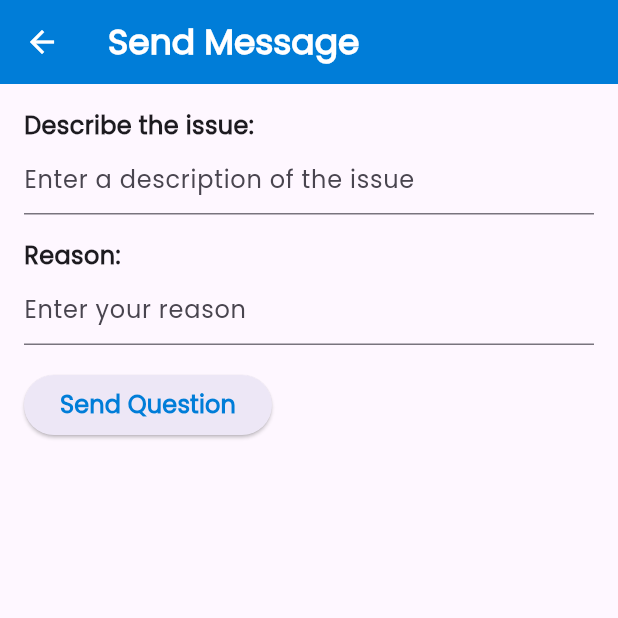
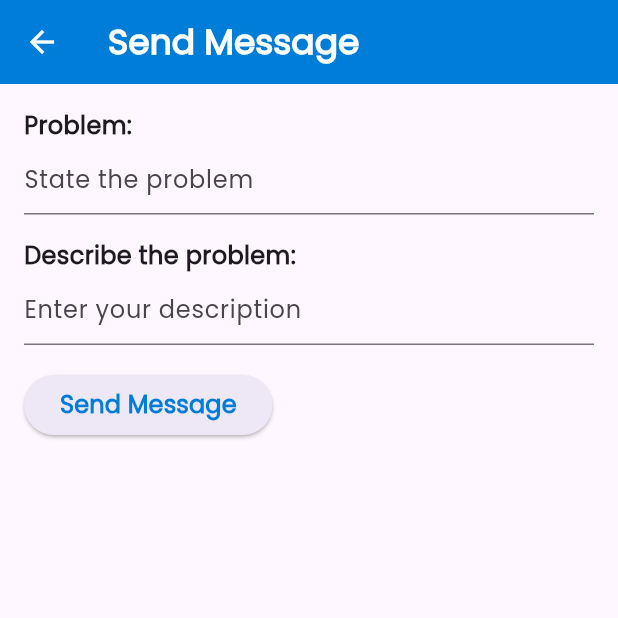
Before and after one commit to rubanga-kene/student-support-app, a Flutter app: the SendWorkRequestPage screen opened directly with empty values, on a phone screen of 412 x 824 dp, the top half of it. Run offline on Flutter 3.47's test engine with Material 3 defaults, Android fonts, the phone set to English and light mode, and no system bars; our stand-ins replace cloud_firestore, firebase_auth, firebase_core, firebase_storage, flutter_form_builder, flutter_local_notifications and 4 more; accounts and stored records are empty; network calls fail.

Commit message:
After presentation

```diff
--- a/lib/pages/professionals_list.dart
+++ b/lib/pages/professionals_list.dart
@@ -12,7 +12,7 @@
   Widget build(BuildContext context) {
     return Scaffold(
       appBar: AppBar(
-        title: Text('${selectedProfession}s',
+        title: Text('${selectedProfession}',
             style: Theme.of(context).textTheme.headlineMedium?.copyWith(
                   color: Colors.white,
                   fontWeight: FontWeight.w600,
--- a/lib/pages/send_work_request_page.dart
+++ b/lib/pages/send_work_request_page.dart
@@ -61,7 +61,7 @@
           child: Column(
             crossAxisAlignment: CrossAxisAlignment.start,
             children: [
-              const Text('Describe the issue:',
+              const Text('Problem:',
                   style: TextStyle(
                     fontSize: 16,
                     fontFamily: 'Poppins',
@@ -72,7 +72,7 @@
                 maxLines: null,
                 keyboardType: TextInputType.multiline,
                 decoration: const InputDecoration(
-                  hintText: 'Enter a description of the issue',
+                  hintText: 'State the problem',
                 ),
                 textInputAction: TextInputAction.newline,
                 style: const TextStyle(
@@ -83,7 +83,7 @@
 
               ),
               const SizedBox(height: 16),
-              const Text('Reason:',
+              const Text('Describe the problem:',
                   style: TextStyle(
                     fontSize: 16,
                     fontFamily: 'Poppins',
@@ -93,7 +93,7 @@
                 keyboardType: TextInputType.text,
                 decoration: const InputDecoration(
                   // prefixText: '',
-                  hintText: 'Enter your reason',
+                  hintText: 'Enter your description',
                 ),
                 style: const TextStyle(
                   fontSize: 16,
@@ -117,7 +117,7 @@
                   ),
 
                 ),
-                child: const Text('Send Question',
+                child: const Text('Send Message',
                     style: TextStyle(
                       fontSize: 16,
                       fontFamily: 'Poppins',
@@ -177,7 +177,7 @@
   final ChatService chatService = ChatService();
   await chatService.sendmessage(
     widget.professionalData['uid'],
-    'Description - $description, Reason $budget',
+    'The Problem:  $description,\n Problem description: $budget',
   );
 }
 
--- a/lib/professional_categories.dart
+++ b/lib/professional_categories.dart
@@ -47,13 +47,12 @@
   'LMS',
   'Doctor',
   'Counselor',
-  'Bursar',
+  'Accountant',
   'IT Support',
   'Security',
   'Library',
   'Warden',
   'Dean',
-  'Custodian',
   'Student Leader',
   'PWD',
   'Computer Dept',
```
Also changed, not shown: lib/messaging/users_page.dart (+37 -7 lines), lib/pages/professional_details_page.dart (+4 -4 lines), assets/screens/images/Academic Reg.jpg, assets/screens/images/Accountant.jpg (renamed from assets/screens/images/Bursar.jpg), 1 other file.
